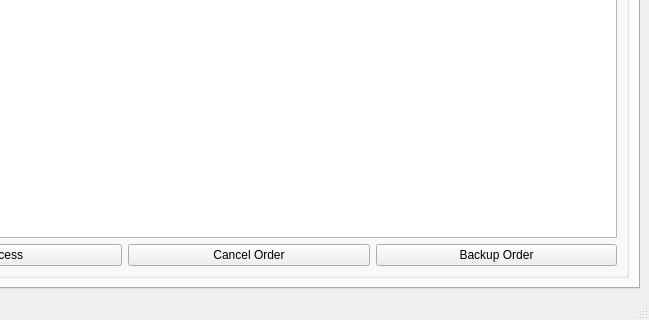
The window that qtui/metamarket-qt.ui (metamarcdw/metamarket) describes before a commit, drawn with Qt 5; both pictures show x 151 to 800 and y 237 to 557 of the 800 by 557 pixel window.
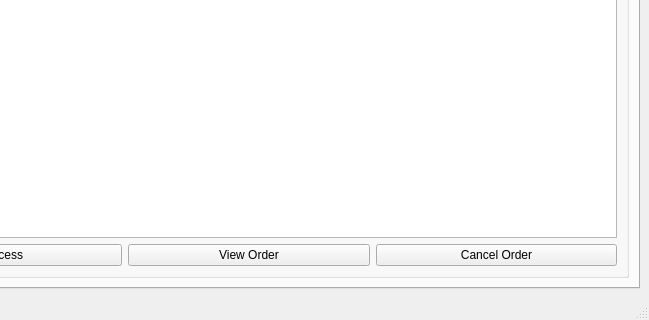
The same window after the commit. The open tabs and pages were chosen to show the change.

Commit message: Switch buttons around on Order tab

Patch:
```diff
--- a/qtui/metamarket-qt.ui
+++ b/qtui/metamarket-qt.ui
@@ -266,16 +266,16 @@
                 </widget>
                </item>
                <item>
-                <widget class="QPushButton" name="order_cancel_button">
+                <widget class="QPushButton" name="order_view_button">
                  <property name="text">
-                  <string>Cancel Order</string>
+                  <string>View Order</string>
                  </property>
                 </widget>
                </item>
                <item>
-                <widget class="QPushButton" name="order_backup_button">
+                <widget class="QPushButton" name="order_cancel_button">
                  <property name="text">
-                  <string>Backup Order</string>
+                  <string>Cancel Order</string>
                  </property>
                 </widget>
                </item>
```
